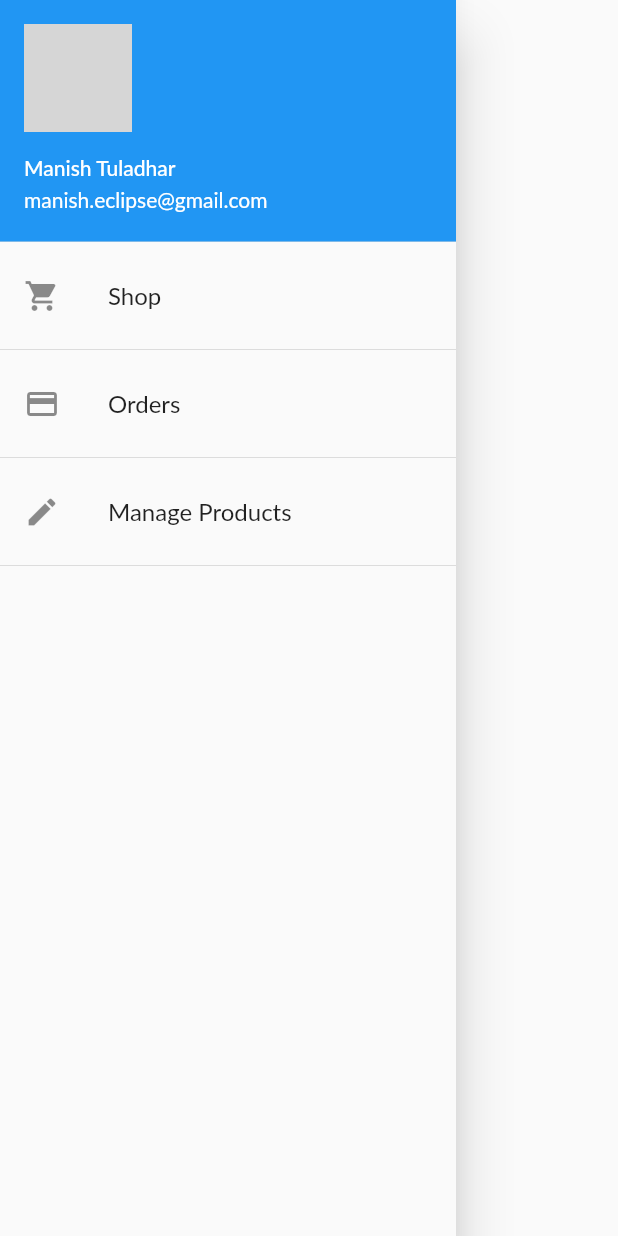
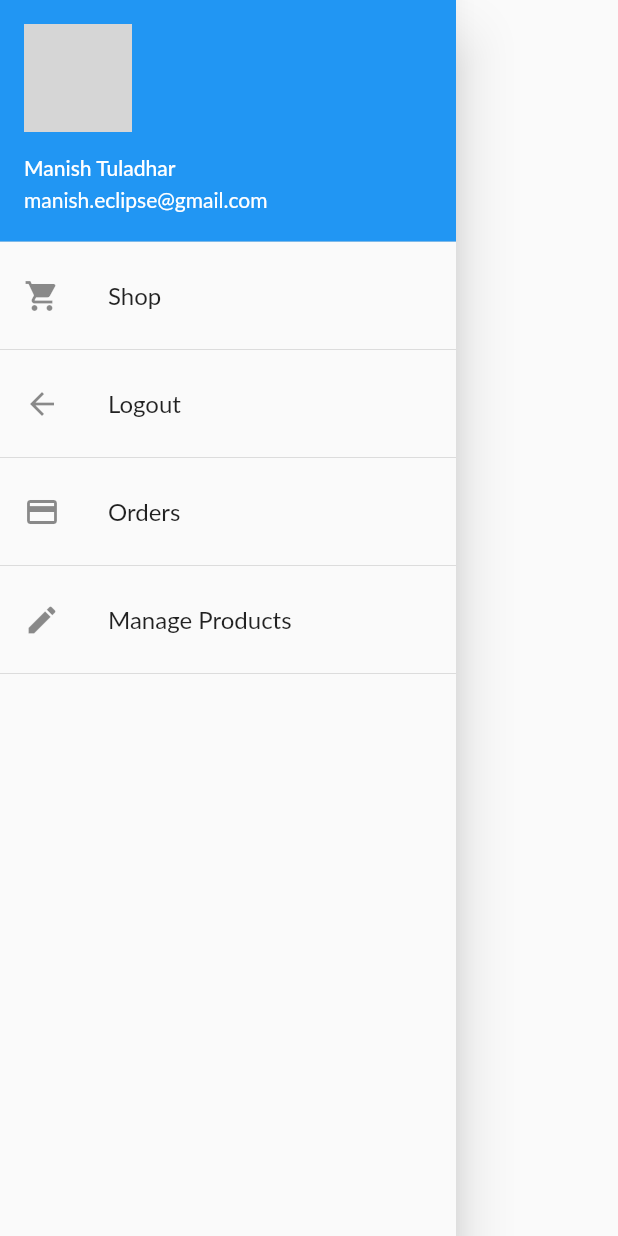
Before and after one commit to haribhakta/e_shop, a Flutter app: the AppDrawer widget shown alone on an empty page, opened directly, on a phone screen of 412 x 824 dp. Run offline on Flutter 3.47's test engine with Material 2 defaults, Android fonts, the phone set to English and light mode, and no system bars; our stand-ins replace firebase_auth, firebase_core; accounts and stored records are empty; network calls fail; Roboto replaces fonts that are missing (Lato); grey boxes are pictures that could not be loaded.

```diff
--- a/lib/provider/products_provider.dart
+++ b/lib/provider/products_provider.dart
@@ -7,26 +7,12 @@ import '../helper/API.dart';
 import '../exception/HttpException.dart';
 
 class Products with ChangeNotifier {
-  List<Product> _items = [
-//    Product(
-//      id: "First",
-//      title: "Watch",
-//      price: 2000,
-//      description: "The best watch you will ever find.",
-//      imageURL:
-//          "https://www.surfstitch.com/on/demandware.static/-/Sites-ss-master-catalog/default/dwef31ef54/images/MBB-M43BLK/BLACK-WOMENS-ACCESSORIES-ROSEFIELD-WATCHES-MBB-M43BLK_1.JPG",
-//      isFavourite: false,
-//   // ),
-    //Product(
-     //   id: "second",
-     //   title: "Shoes",
-     //   price: 1500,
-     //   description: "Quality and comfort shoes with fashionable style.",
-     //   imageURL:
-     //       "https://assets.adidas.com/images/w_600,f_auto,q_auto:sensitive,fl_lossy/e06ae7c7b4d14a16acb3a999005a8b6a_9366/Lite_Racer_RBN_Shoes_White_F36653_01_standard.jpg",
-      //  isFavourite: false),
-  ];
+  final String _authToken;
+  final String _userId;
 
+  Products(this._authToken, this._userId, this._items);
+
+  List<Product> _items = [];
   // list return but it cannnot be changed; can only be read
   List<Product> get items {
     return [..._items];
@@ -71,7 +57,7 @@ class Products with ChangeNotifier {
 
   Future<void> fetchAndSetProducts() async {
     try {
-      final response = await http.get(API.Products);
+      final response = await http.get(API.Products + "?auth=$_authToken");
       final extractedData = json.decode(response.body) as Map<String, dynamic>;
       final List<Product> loadedProducts = [];
       extractedData.forEach((prodId, prodData) {
@@ -96,7 +82,7 @@ class Products with ChangeNotifier {
     final prodIndex = _items.indexWhere((prod) => prod.id == id);
     try {
       if (prodIndex >= 0) {
-        final url = API.ProductByID + "$id.json";
+        final url = API.ProductByID + "$id.json" + "?auth=$_authToken";
         final response = await http.patch(url,
             body: json.encode({
               'title': updatedProduct.title,
@@ -115,7 +101,7 @@ class Products with ChangeNotifier {
 
   //delete the product
   Future<void> deleteProduct(String id) async {
-    final url = API.ProductByID + "$id.json";
+    final url = API.ProductByID + "$id.json" + "?auth=$_authToken";
     //first get the product for safe deleting
     // temp product
     int existingIndex = _items.indexWhere((prod) => prod.id == id);
--- a/lib/wigdets/app_drawer.dart
+++ b/lib/wigdets/app_drawer.dart
@@ -2,6 +2,8 @@ import '../screens/order_screen.dart';
 import '../screens/product_overview_screen.dart';
 import 'package:flutter/material.dart';
 import '../screens/user_product_screen.dart';
+import '../provider/auth_provider.dart';
+import 'package:provider/provider.dart';
 
 class AppDrawer extends StatelessWidget {
   @override
@@ -28,6 +30,14 @@ class AppDrawer extends StatelessWidget {
           ),
           Divider(),
           ListTile(
+            leading: Icon(Icons.arrow_back),
+            title: Text("Logout"),
+            onTap: () async {
+              await Provider.of<AuthProvider>(context, listen: false).logout();
+            },
+          ),
+          Divider(),
+          ListTile(
             leading: Icon(Icons.payment),
             title: Text("Orders"),
             onTap: () {
```
Also changed, not shown: lib/main.dart (+14 -3 lines), lib/provider/auth_provider.dart (added, +48 -0 lines), lib/screens/auth_screen.dart (+9 -10 lines).
